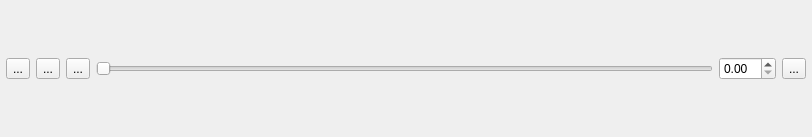
Before: the Qt Designer form src/dicomview/moviebar.ui in jedrzejowski/sokar-app, drawn with Qt 5.
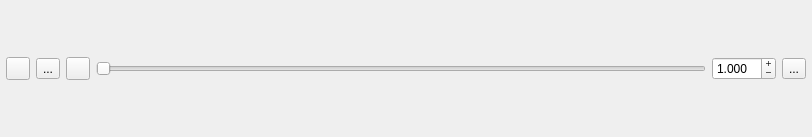
After: the same form once the commit is applied. Icons and pictures are not drawn.

What changed in the file:
```diff
--- a/src/dicomview/moviebar.ui
+++ b/src/dicomview/moviebar.ui
@@ -28,8 +28,8 @@
    </property>
    <item>
     <widget class="QToolButton" name="prevBtn">
-     <property name="text">
-      <string>...</string>
+                    <property name="icon">
+                        <iconset theme="previous"/>
      </property>
     </widget>
    </item>
@@ -42,8 +42,8 @@
    </item>
    <item>
     <widget class="QToolButton" name="nextBtn">
-     <property name="text">
-      <string>...</string>
+                    <property name="icon">
+                        <iconset theme="next"/>
      </property>
     </widget>
    </item>
@@ -55,7 +55,29 @@
     </widget>
    </item>
    <item>
-    <widget class="QDoubleSpinBox" name="speedBox"/>
+                <widget class="QDoubleSpinBox" name="speedBox">
+                    <property name="toolTip">
+                        <string>Slow factor - time between each frame will me multiplied by this value</string>
+                    </property>
+                    <property name="buttonSymbols">
+                        <enum>QAbstractSpinBox::PlusMinus</enum>
+                    </property>
+                    <property name="decimals">
+                        <number>3</number>
+                    </property>
+                    <property name="minimum">
+                        <double>0.001000000000000</double>
+                    </property>
+                    <property name="maximum">
+                        <double>10.000000000000000</double>
+                    </property>
+                    <property name="singleStep">
+                        <double>0.100000000000000</double>
+                    </property>
+                    <property name="value">
+                        <double>1.000000000000000</double>
+                    </property>
+                </widget>
    </item>
    <item>
     <widget class="QToolButton" name="sweepBtn">
```
Lines whose indentation alone changed are shown as unchanged.
